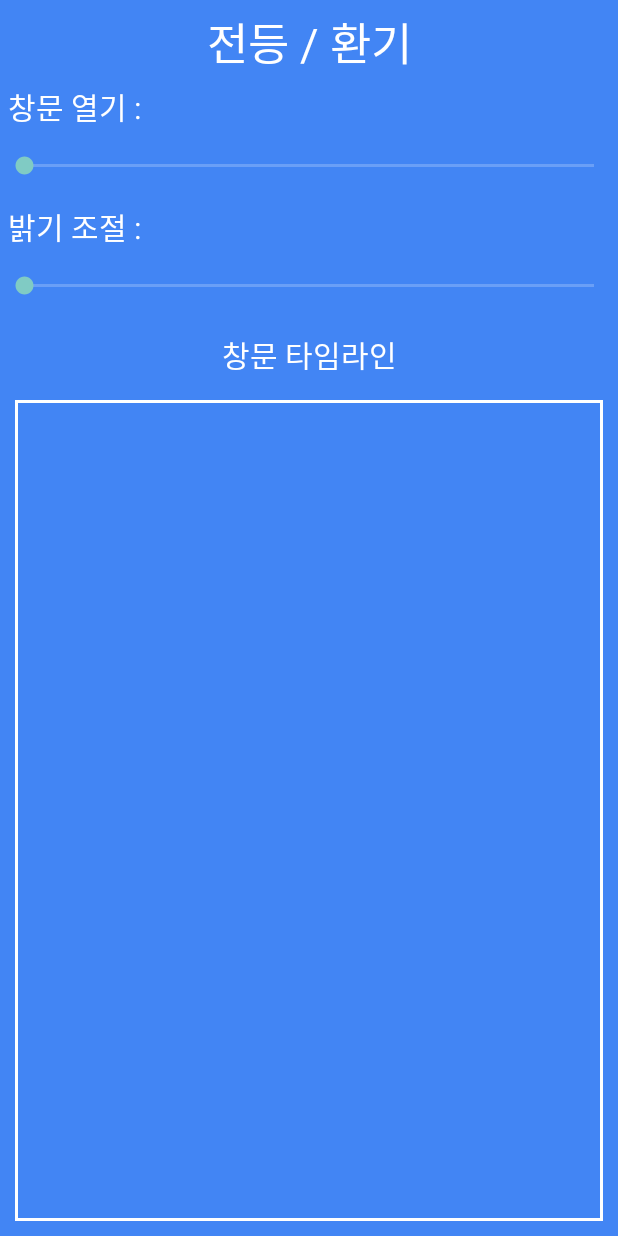
After one commit to jaejunha/LibraryManagement, an Android app: the ControlActivity screen opened directly, with no data from a screen before it, on a phone screen of 412 x 824 dp. The commit adds this screen. Run offline under Robolectric (Android 15) with nearby library versions, the phone set to English and light mode, and no system bars.

Commit message:
almost finish seating function

```diff
--- a/android/application/app/src/main/AndroidManifest.xml
+++ b/android/application/app/src/main/AndroidManifest.xml
@@ -25,6 +25,7 @@
             </intent-filter>
         </activity>
         <activity android:name=".main.MainActivity"/>
+        <activity android:name=".main.ControlActivity"/>
     </application>
 
 </manifest>
--- /dev/null
+++ b/android/application/app/src/main/java/dreamline91/naver/com/android/main/ControlActivity.java
@@ -0,0 +1,63 @@
+package dreamline91.naver.com.android.main;
+
+import android.os.Bundle;
+import android.support.v7.app.AppCompatActivity;
+import android.widget.SeekBar;
+import android.widget.TextView;
+
+import dreamline91.naver.com.android.R;
+
+/**
+ * Created by dream on 2017-12-11.
+ */
+
+public class ControlActivity extends AppCompatActivity {
+    private int window;
+    private int bright;
+    public TextView Win;
+    public TextView Br;
+    @Override
+    protected void onCreate(Bundle savedInstanceState) {
+        super.onCreate(savedInstanceState);
+        setContentView(R.layout.activity_control);
+        Win=(TextView)findViewById(R.id.win);
+        Br=(TextView)findViewById(R.id.br);
+        SeekBar WinSeekBar=(SeekBar)findViewById(R.id.winSeek);
+        SeekBar BrightSeekBar=(SeekBar)findViewById(R.id.brSeek);
+        //아두이노에서 현재 창문 열린정도, 밝기를 받아와서 window,bright에 initiate
+        WinSeekBar.setOnSeekBarChangeListener(new SeekBar.OnSeekBarChangeListener() {
+            @Override
+            public void onProgressChanged(SeekBar seekBar, int i, boolean b) {
+
+            }
+
+            @Override
+            public void onStartTrackingTouch(SeekBar seekBar) {
+            }
+
+            @Override
+            public void onStopTrackingTouch(SeekBar seekBar) {
+                window=seekBar.getProgress();
+                Win.setText("창문 열기 : "+window+"%");
+                //아두이노에 창문 값 전송
+            }
+        });
+        BrightSeekBar.setOnSeekBarChangeListener(new SeekBar.OnSeekBarChangeListener() {
+            @Override
+            public void onProgressChanged(SeekBar seekBar, int i, boolean b) {
+
+            }
+
+            @Override
+            public void onStartTrackingTouch(SeekBar seekBar) {
+            }
+
+            @Override
+            public void onStopTrackingTouch(SeekBar seekBar) {
+                bright=seekBar.getProgress();
+                Br.setText("밝기 조절 : "+bright+"%");
+                //아두이노에 밝기 값 전송
+            }
+        });
+    }
+}
--- /dev/null
+++ b/android/application/app/src/main/res/drawable/scroll_border_white.xml
@@ -0,0 +1,5 @@
+<?xml version="1.0" encoding="utf-8"?>
+<shape xmlns:android="http://schemas.android.com/apk/res/android">
+    <stroke android:color="@color/white"/>
+    <stroke android:width="2dp"/>
+</shape>
--- /dev/null
+++ b/android/application/app/src/main/res/layout/activity_control.xml
@@ -0,0 +1,78 @@
+<?xml version="1.0" encoding="utf-8"?>
+<LinearLayout xmlns:android="http://schemas.android.com/apk/res/android"
+    xmlns:app="http://schemas.android.com/apk/res-auto"
+    xmlns:tools="http://schemas.android.com/tools"
+    android:layout_width="match_parent"
+    android:layout_height="match_parent"
+    android:background="@color/main"
+    android:orientation="vertical">
+
+    <TextView
+        android:layout_margin="5dp"
+        android:layout_width="match_parent"
+        android:layout_height="wrap_content"
+        android:textColor="@color/white"
+        android:gravity="center"
+        android:textSize="30dp"
+        android:text="전등 / 환기"/>
+    <LinearLayout
+        android:layout_width="match_parent"
+        android:layout_height="match_parent"
+        android:orientation="vertical">
+
+        <TextView
+            android:layout_marginLeft="5dp"
+            android:id="@+id/win"
+            android:layout_width="match_parent"
+            android:layout_height="wrap_content"
+            android:layout_weight="0"
+            android:text="창문 열기 :"
+            android:textColor="@color/white"
+            android:textSize="20dp" />
+
+        <SeekBar
+            android:id="@+id/winSeek"
+            android:layout_width="match_parent"
+            android:layout_height="50dp"
+            android:layout_weight="0"
+            android:max="100"
+            android:progress="0" />
+
+        <TextView
+            android:layout_marginLeft="5dp"
+            android:id="@+id/br"
+            android:layout_width="match_parent"
+            android:layout_height="wrap_content"
+            android:layout_weight="0"
+            android:text="밝기 조절 :"
+            android:textColor="@color/white"
+            android:textSize="20dp" />
+
+        <SeekBar
+            android:id="@+id/brSeek"
+            android:layout_width="match_parent"
+            android:layout_height="50dp"
+            android:layout_weight="0"
+            android:max="100"
+            android:progress="0" />
+        <TextView
+            android:layout_margin="5dp"
+            android:layout_width="match_parent"
+            android:layout_height="wrap_content"
+            android:textColor="@color/white"
+            android:gravity="center"
+            android:textSize="20dp"
+            android:text="창문 타임라인"/>
+        <ScrollView
+            android:layout_margin="10dp"
+            android:layout_width="match_parent"
+            android:layout_height="match_parent"
+            android:background="@drawable/scroll_border_white">
+            <TextView
+                android:layout_width="match_parent"
+                android:layout_height="wrap_content"
+                android:textColor="@color/lightGray"/>
+        </ScrollView>
+
+    </LinearLayout>
+</LinearLayout>
--- a/android/application/app/src/main/res/layout/activity_main.xml
+++ b/android/application/app/src/main/res/layout/activity_main.xml
@@ -111,7 +111,7 @@
                 android:layout_width="match_parent"
                 android:layout_height="wrap_content"
                 android:layout_gravity="center"
-                android:onClick="retListener"
+                android:onClick="controlListener"
                 android:background="@drawable/button_blue"
                 android:text="전등 / 환기" />
 
```
Also changed, not shown: android/application/app/src/main/java/dreamline91/naver/com/android/main/MainActivity.java (+36 -7 lines), android/application/app/src/main/java/dreamline91/naver/com/android/util/connection/Alarm.java (+74 -1 lines), 4 other files.
